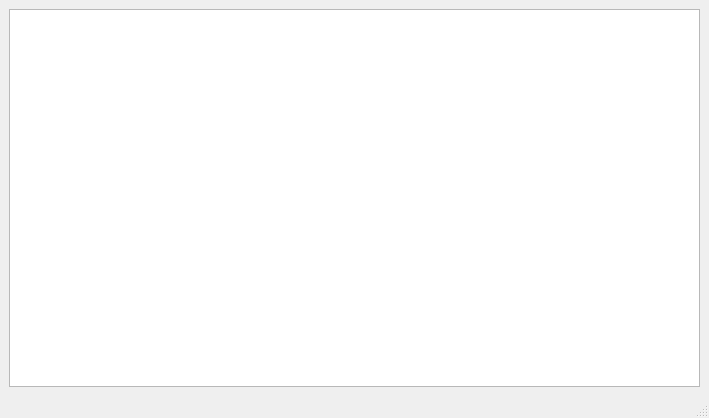
First picture: the form in src/adminpage.ui, repository Tom-Pitiful/MeetSystem, before the edit.
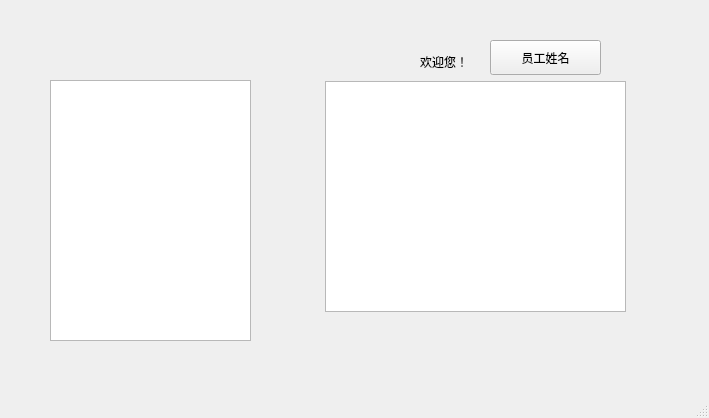
Second picture: the form after the edit.

```diff
--- a/src/adminpage.ui
+++ b/src/adminpage.ui
@@ -14,11 +14,52 @@
    <string>MainWindow</string>
   </property>
   <widget class="QWidget" name="centralwidget">
-   <layout class="QHBoxLayout" name="horizontalLayout">
-    <item>
-     <widget class="QTableView" name="tableView"/>
-    </item>
-   </layout>
+   <widget class="QListWidget" name="listWidget">
+    <property name="geometry">
+     <rect>
+      <x>50</x>
+      <y>80</y>
+      <width>201</width>
+      <height>261</height>
+     </rect>
+    </property>
+   </widget>
+   <widget class="QTableView" name="tableView">
+    <property name="geometry">
+     <rect>
+      <x>325</x>
+      <y>81</y>
+      <width>301</width>
+      <height>231</height>
+     </rect>
+    </property>
+   </widget>
+   <widget class="QLabel" name="label">
+    <property name="geometry">
+     <rect>
+      <x>420</x>
+      <y>50</y>
+      <width>80</width>
+      <height>24</height>
+     </rect>
+    </property>
+    <property name="text">
+     <string>欢迎您！</string>
+    </property>
+   </widget>
+   <widget class="QPushButton" name="pushButton">
+    <property name="geometry">
+     <rect>
+      <x>490</x>
+      <y>40</y>
+      <width>111</width>
+      <height>35</height>
+     </rect>
+    </property>
+    <property name="text">
+     <string>员工姓名</string>
+    </property>
+   </widget>
   </widget>
   <widget class="QMenuBar" name="menubar">
    <property name="geometry">
```
Left out of the diff: 2 changed lines with no effect on the pictures.
